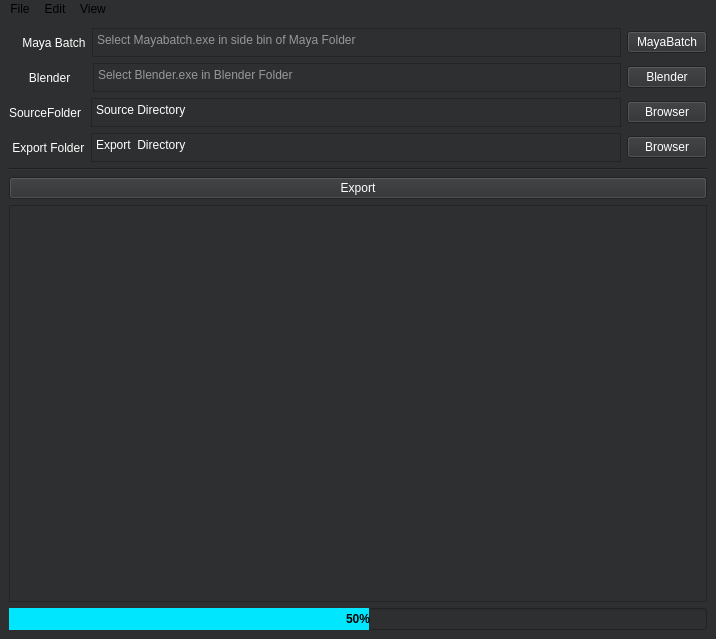
Old version of the form src/mainwindow.ui in the repository leetdvn/LeeAutoExportFBX.
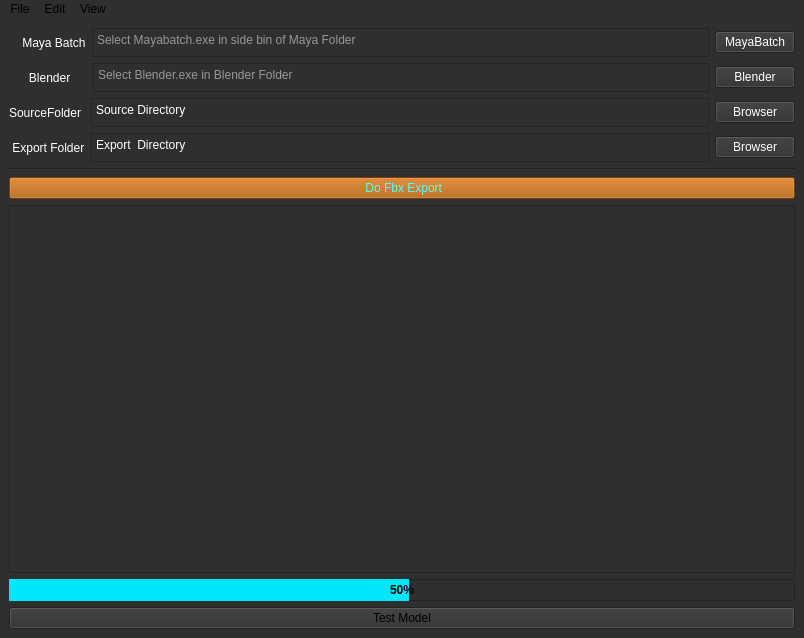
New version of the form.

Diff of the .ui file:
```diff
--- a/src/mainwindow.ui
+++ b/src/mainwindow.ui
@@ -6,8 +6,8 @@
    <rect>
     <x>0</x>
     <y>0</y>
-    <width>716</width>
-    <height>639</height>
+    <width>804</width>
+    <height>638</height>
    </rect>
   </property>
   <property name="sizePolicy">
@@ -35,8 +35,98 @@
      <verstretch>0</verstretch>
     </sizepolicy>
    </property>
-   <layout class="QVBoxLayout" name="verticalLayout_5">
-    <item>
+   <layout class="QGridLayout" name="gridLayout">
+    <item row="3" column="0">
+     <layout class="QVBoxLayout" name="verticalLayout_3">
+      <property name="topMargin">
+       <number>0</number>
+      </property>
+      <property name="bottomMargin">
+       <number>0</number>
+      </property>
+      <item>
+       <widget class="QPushButton" name="ExportExecute">
+        <property name="styleSheet">
+         <string notr="true">font: 700 12pt &quot;Times New Roman&quot;;
+background-color:rgb(170, 85, 0);
+color:rgb(85, 255, 255)</string>
+        </property>
+        <property name="text">
+         <string> Do Fbx Export</string>
+        </property>
+       </widget>
+      </item>
+      <item>
+       <layout class="QHBoxLayout" name="horizontalLayout_3"/>
+      </item>
+      <item>
+       <widget class="QTextEdit" name="LeeLog">
+        <property name="enabled">
+         <bool>true</bool>
+        </property>
+        <property name="mouseTracking">
+         <bool>false</bool>
+        </property>
+        <property name="acceptDrops">
+         <bool>false</bool>
+        </property>
+        <property name="styleSheet">
+         <string notr="true">color:rgb(255, 255, 255);</string>
+        </property>
+        <property name="frameShadow">
+         <enum>QFrame::Shadow::Raised</enum>
+        </property>
+        <property name="readOnly">
+         <bool>true</bool>
+        </property>
+       </widget>
+      </item>
+      <item>
+       <widget class="QProgressBar" name="progressBar">
+        <property name="font">
+         <font>
+          <bold>true</bold>
+         </font>
+        </property>
+        <property name="styleSheet">
+         <string notr="true">QProgressBar::chunk {
+     background-color: #00e6ff;
+     width: 20px;
+ }</string>
+        </property>
+        <property name="value">
+         <number>50</number>
+        </property>
+        <property name="alignment">
+         <set>Qt::AlignmentFlag::AlignCenter</set>
+        </property>
+        <property name="textVisible">
+         <bool>true</bool>
+        </property>
+        <property name="orientation">
+         <enum>Qt::Orientation::Horizontal</enum>
+        </property>
+        <property name="invertedAppearance">
+         <bool>false</bool>
+        </property>
+        <property name="textDirection">
+         <enum>QProgressBar::Direction::TopToBottom</enum>
+        </property>
+        <property name="format">
+         <string>%p%</string>
+        </property>
+       </widget>
+      </item>
+      <item>
+       <widget class="QPushButton" name="TestModel">
+        <property name="text">
+         <string>Test Model</string>
+        </property>
+       </widget>
+      </item>
+     </layout>
+    </item>
+    <item row="0" column="0">
      <layout class="QVBoxLayout" name="LinkPaths">
       <item>
        <layout class="QHBoxLayout" name="MayDirLayout">
@@ -235,93 +325,15 @@
       </item>
      </layout>
     </item>
-    <item>
+    <item row="1" column="0">
      <widget class="Line" name="line">
       <property name="orientation">
        <enum>Qt::Orientation::Horizontal</enum>
       </property>
      </widget>
     </item>
-    <item>
-     <layout class="QHBoxLayout" name="horizontalLayout_3"/>
-    </item>
-    <item>
-     <layout class="QVBoxLayout" name="verticalLayout_3">
-      <property name="topMargin">
-       <number>0</number>
-      </property>
-      <property name="bottomMargin">
-       <number>0</number>
-      </property>
-      <item>
-       <widget class="QPushButton" name="ExportExecute">
-        <property name="styleSheet">
-         <string notr="true">color:rgb(255, 255, 255);</string>
-        </property>
-        <property name="text">
-         <string>Export</string>
-        </property>
-       </widget>
-      </item>
-      <item>
-       <widget class="QTextEdit" name="LeeLog">
-        <property name="enabled">
-         <bool>true</bool>
-        </property>
-        <property name="mouseTracking">
-         <bool>false</bool>
-        </property>
-        <property name="acceptDrops">
-         <bool>false</bool>
-        </property>
-        <property name="styleSheet">
-         <string notr="true">color:rgb(255, 255, 255);</string>
-        </property>
-        <property name="frameShadow">
-         <enum>QFrame::Shadow::Raised</enum>
-        </property>
-        <property name="readOnly">
-         <bool>true</bool>
-        </property>
-       </widget>
-      </item>
-      <item>
-       <widget class="QProgressBar" name="progressBar">
-        <property name="font">
-         <font>
-          <bold>true</bold>
-         </font>
-        </property>
-        <property name="styleSheet">
-         <string notr="true">QProgressBar::chunk {
-     background-color: #00e6ff;
-     width: 20px;
- }</string>
-        </property>
-        <property name="value">
-         <number>50</number>
-        </property>
-        <property name="alignment">
-         <set>Qt::AlignmentFlag::AlignCenter</set>
-        </property>
-        <property name="textVisible">
-         <bool>true</bool>
-        </property>
-        <property name="orientation">
-         <enum>Qt::Orientation::Horizontal</enum>
-        </property>
-        <property name="invertedAppearance">
-         <bool>false</bool>
-        </property>
-        <property name="textDirection">
-         <enum>QProgressBar::Direction::TopToBottom</enum>
-        </property>
-        <property name="format">
-         <string>%p%</string>
-        </property>
-       </widget>
-      </item>
-     </layout>
+    <item row="4" column="0">
+     <layout class="QVBoxLayout" name="MaintainV"/>
     </item>
    </layout>
   </widget>
@@ -330,7 +342,7 @@
     <rect>
      <x>0</x>
      <y>0</y>
-     <width>716</width>
+     <width>804</width>
      <height>21</height>
     </rect>
    </property>
```
